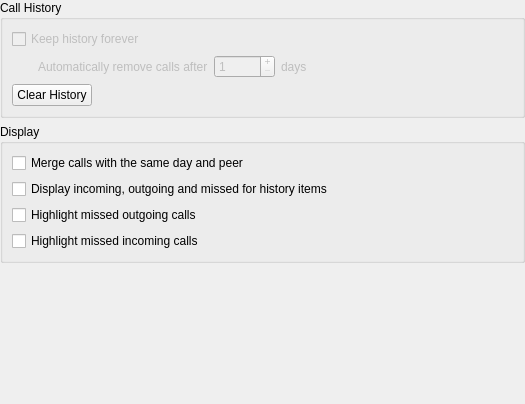
This is src/conf/dlggeneralbase.ui in KDE/ring-kde as Qt 5 draws it before an edit. The edited form follows.
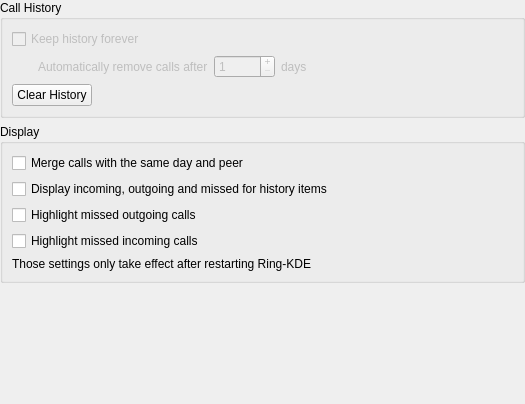
This is the edited form.

What changed in the file:
```diff
--- a/src/conf/dlggeneralbase.ui
+++ b/src/conf/dlggeneralbase.ui
@@ -171,6 +171,13 @@
         </property>
        </widget>
       </item>
+      <item>
+       <widget class="QLabel" name="label_3">
+        <property name="text">
+         <string>Those settings only take effect after restarting Ring-KDE</string>
+        </property>
+       </widget>
+      </item>
      </layout>
     </widget>
    </item>
```
